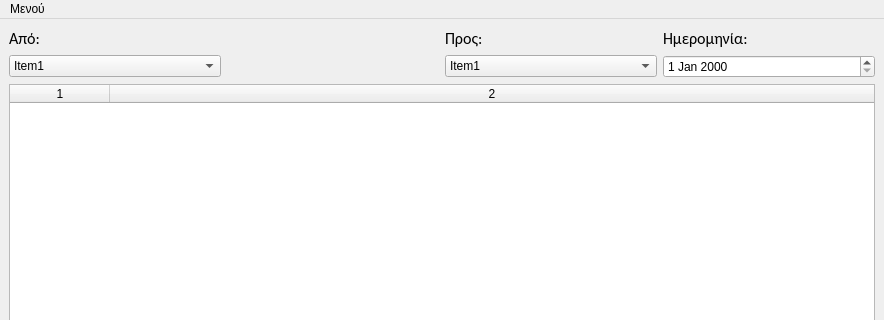
Qt form testUI.ui (Combustiblemon/Hotel-internal-orders) before a commit; both pictures show x 0 to 884 and y 0 to 320 of the 884 by 737 pixel window.
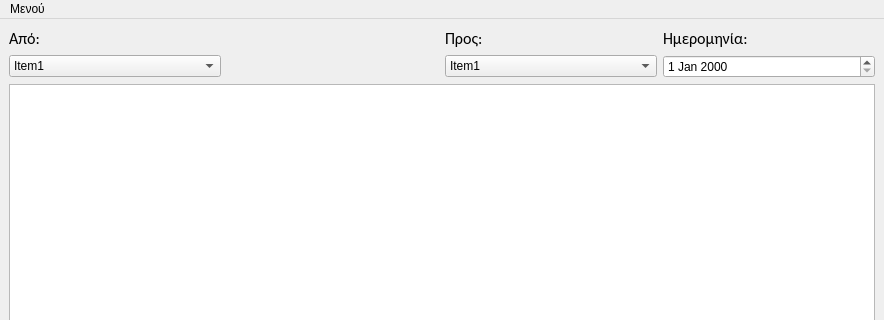
The same form after that commit.

```diff
--- a/testUI.ui
+++ b/testUI.ui
@@ -148,7 +148,7 @@
        <number>0</number>
       </property>
       <property name="columnCount">
-       <number>2</number>
+       <number>0</number>
       </property>
       <attribute name="horizontalHeaderHighlightSections">
        <bool>false</bool>
@@ -162,8 +162,6 @@
       <attribute name="verticalHeaderStretchLastSection">
        <bool>false</bool>
       </attribute>
-      <column/>
-      <column/>
      </widget>
     </item>
    </layout>
```
